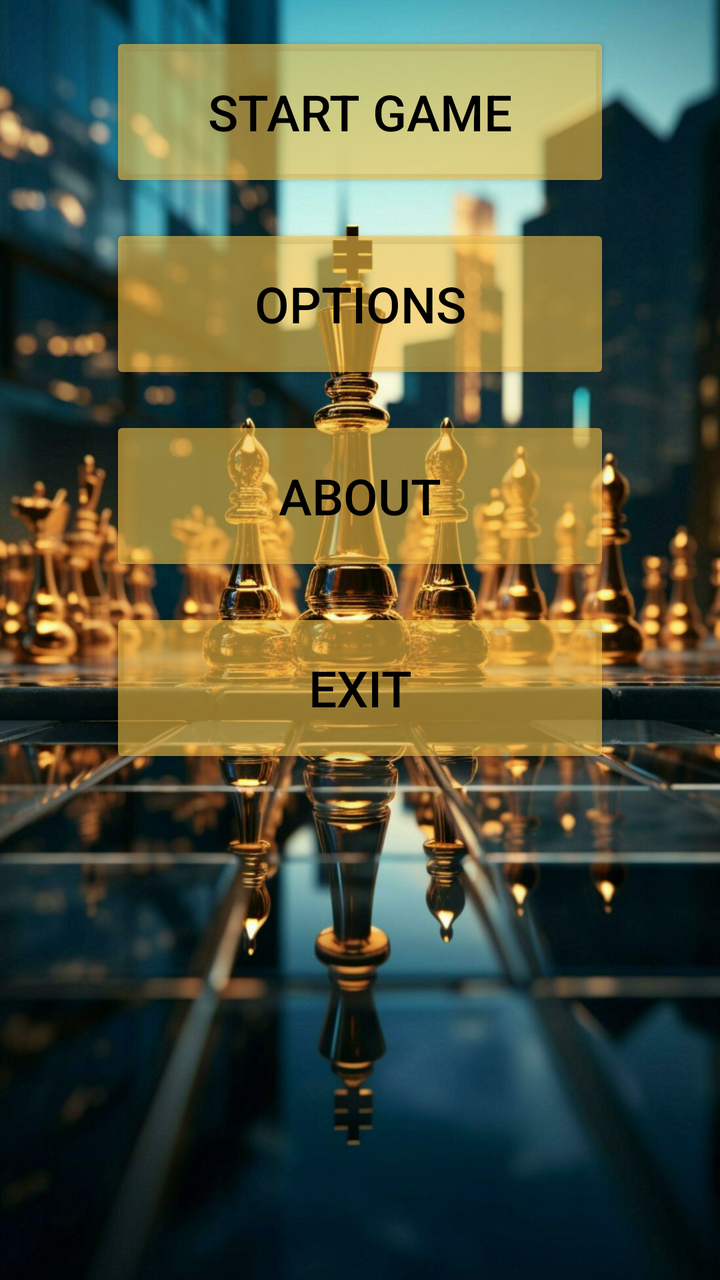
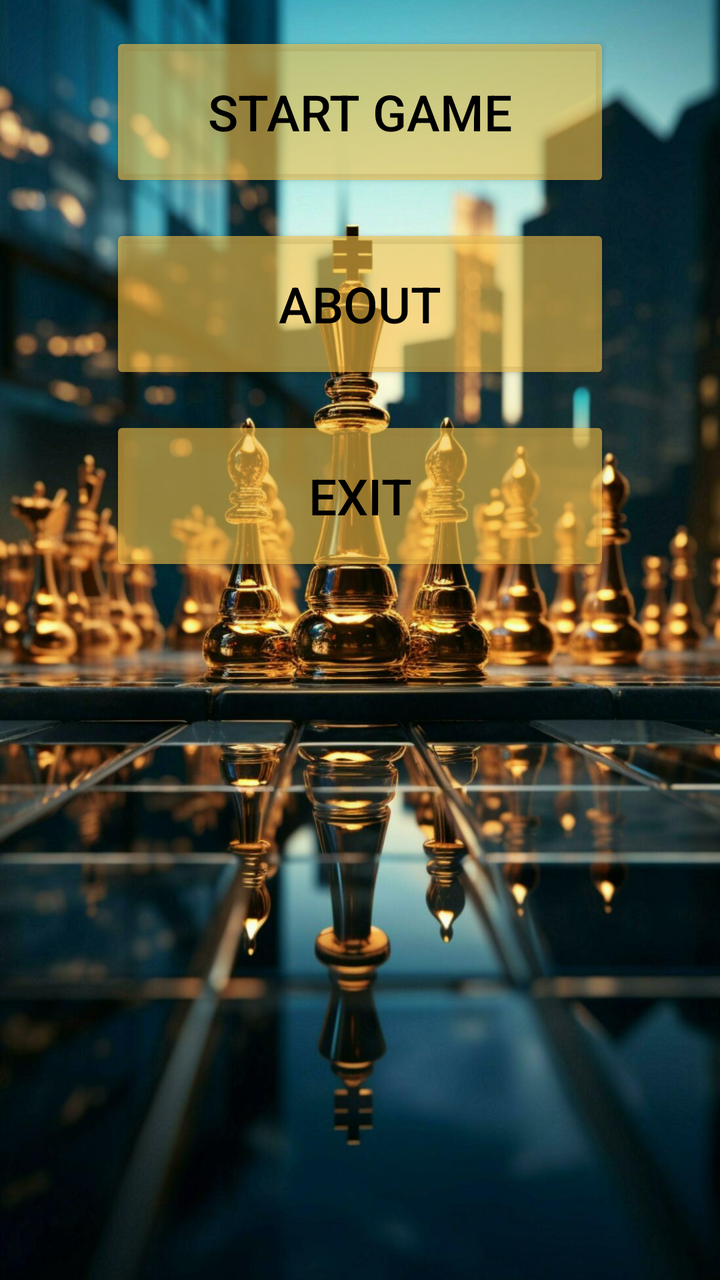

Screens rendered from an Android XML layout before and after an edit, with the pre-edit source and the edit as a unified diff.
<!-- AndroidManifest.xml: application theme Theme.Chess -->
<!-- res/layout/activity_main.xml -->
<?xml version="1.0" encoding="utf-8"?>
<androidx.constraintlayout.widget.ConstraintLayout
    xmlns:android="http://schemas.android.com/apk/res/android"
    xmlns:app="http://schemas.android.com/apk/res-auto"
    xmlns:tools="http://schemas.android.com/tools"
    android:layout_width="match_parent"
    android:layout_height="match_parent"
    tools:context=".MainActivity">

    <ImageView
        android:id="@+id/imageView"
        android:layout_width="match_parent"
        android:layout_height="match_parent"
        android:src="@drawable/background"
        android:scaleType="centerCrop"
        android:adjustViewBounds="true"
        app:layout_constraintBottom_toBottomOf="parent"
        app:layout_constraintEnd_toEndOf="parent"
        app:layout_constraintStart_toStartOf="parent"
        app:layout_constraintTop_toTopOf="parent" />

    <Button
        android:id="@+id/startGameButton"
        android:layout_width="250dp"
        android:layout_height="80dp"
        android:textSize="25dp"
        android:layout_marginTop="16dp"
        android:backgroundTint="#99F7C148"
        android:text="Start Game"
        android:textColor="#000000"
        app:layout_constraintEnd_toEndOf="parent"
        app:layout_constraintStart_toStartOf="parent"
        app:layout_constraintTop_toTopOf="parent" />

    <Button
        android:id="@+id/optionsButton"
        android:layout_width="250dp"
        android:layout_height="80dp"
        android:textSize="25dp"
        android:layout_marginTop="16dp"
        android:backgroundTint="#99F7C148"
        android:text="Options"
        android:textColor="#000000"
        app:layout_constraintEnd_toEndOf="parent"
        app:layout_constraintStart_toStartOf="parent"
        app:layout_constraintTop_toBottomOf="@+id/startGameButton" />

    <Button
        android:id="@+id/aboutButton"
        android:layout_width="250dp"
        android:layout_height="80dp"
        android:textSize="25dp"
        android:layout_marginTop="16dp"
        android:backgroundTint="#99F7C148"
        android:text="About"
        android:textColor="#000000"
        app:layout_constraintEnd_toEndOf="parent"
        app:layout_constraintStart_toStartOf="parent"
        app:layout_constraintTop_toBottomOf="@+id/optionsButton" />

    <Button
        android:id="@+id/exitButton"
        android:layout_width="250dp"
        android:layout_height="80dp"
        android:textSize="25dp"
        android:layout_marginTop="16dp"
        android:backgroundTint="#99F7C148"
        android:text="Exit"
        android:textColor="#000000"
        app:layout_constraintEnd_toEndOf="parent"
        app:layout_constraintStart_toStartOf="parent"
        app:layout_constraintTop_toBottomOf="@+id/aboutButton" />

</androidx.constraintlayout.widget.ConstraintLayout>
<!-- resources referenced by this layout -->
<resources>
  <!-- drawable background: jpg bitmap (drawable, 175587 bytes) -->
  <style name="Theme.Chess" parent="Base.Theme.Chess" />
  <style name="Base.Theme.Chess" parent="Theme.Material3.DayNight.NoActionBar">
          
          
      </style>
</resources>

<!-- the commit's change to res/layout/activity_main.xml (unified diff, before → after) -->
@@ -32,18 +32,6 @@
         app:layout_constraintStart_toStartOf="parent"
         app:layout_constraintTop_toTopOf="parent" />
 
-    <Button
-        android:id="@+id/optionsButton"
-        android:layout_width="250dp"
-        android:layout_height="80dp"
-        android:textSize="25dp"
-        android:layout_marginTop="16dp"
-        android:backgroundTint="#99F7C148"
-        android:text="Options"
-        android:textColor="#000000"
-        app:layout_constraintEnd_toEndOf="parent"
-        app:layout_constraintStart_toStartOf="parent"
-        app:layout_constraintTop_toBottomOf="@+id/startGameButton" />
 
     <Button
         android:id="@+id/aboutButton"
@@ -56,7 +44,7 @@
         android:textColor="#000000"
         app:layout_constraintEnd_toEndOf="parent"
         app:layout_constraintStart_toStartOf="parent"
-        app:layout_constraintTop_toBottomOf="@+id/optionsButton" />
+        app:layout_constraintTop_toBottomOf="@+id/startGameButton" />
 
     <Button
         android:id="@+id/exitButton"
